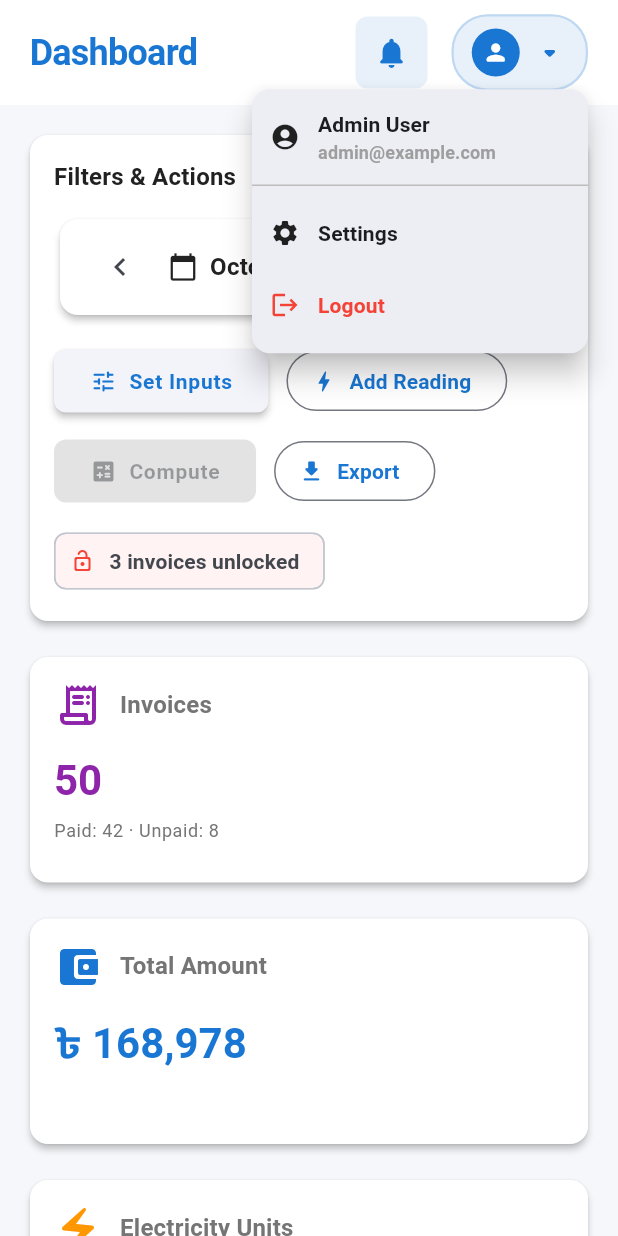
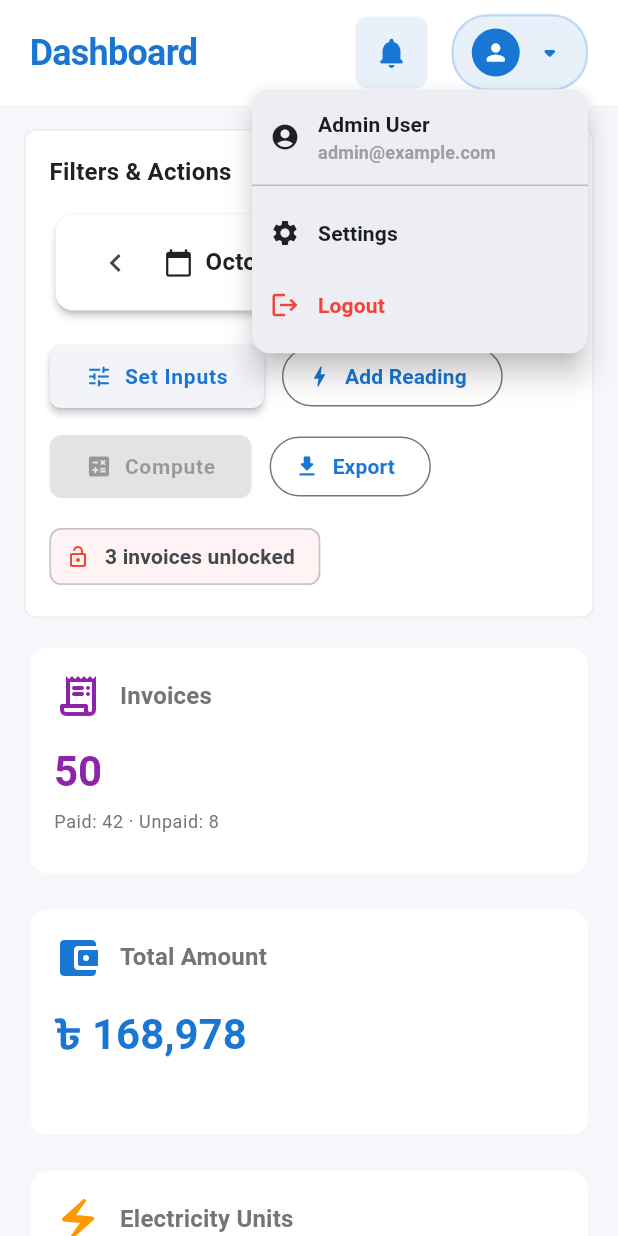
Before and after one commit to Frabbi727/market_management_flutter, a Flutter app: the screen it shows after launch, after a tap on the "person" icon, on a phone screen of 412 x 824 dp. Run offline on Flutter 3.47's test engine with Material 3 defaults, Android fonts, the phone set to English and light mode, and no system bars; our stand-ins replace dio, flutter_riverpod; network calls fail.

Commit message:
update data table ui

```diff
--- a/lib/features/dashboard/ui/dashboard_screen.dart
+++ b/lib/features/dashboard/ui/dashboard_screen.dart
@@ -140,11 +140,13 @@ class _DashboardScreenState extends ConsumerState<DashboardScreen> {
   ) {
     final theme = Theme.of(context);
 
-    return SizedBox(
+    return Container(
       width: double.infinity,
-      child: Card(
-        elevation: 2,
-        child: Padding(
+      decoration: BoxDecoration(
+        color: Colors.white,
+        borderRadius: BorderRadius.circular(8),
+        border: Border.all(color: Colors.grey.withValues(alpha: 0.2)),
+      ),
       padding: const EdgeInsets.all(16.0),
       child: Column(
         crossAxisAlignment: CrossAxisAlignment.start,
@@ -229,8 +231,6 @@ class _DashboardScreenState extends ConsumerState<DashboardScreen> {
             ],
           ),
         ],
-          ),
-        ),
       ),
     );
   }
@@ -328,11 +328,13 @@ class _DashboardScreenState extends ConsumerState<DashboardScreen> {
       ),
     ];
 
-    return SizedBox(
+    return Container(
       width: double.infinity,
-      child: Card(
-        elevation: 2,
-        child: Padding(
+      decoration: BoxDecoration(
+        color: Colors.white,
+        borderRadius: BorderRadius.circular(8),
+        border: Border.all(color: Colors.grey.withValues(alpha: 0.2)),
+      ),
       padding: const EdgeInsets.all(16.0),
       child: Column(
         crossAxisAlignment: CrossAxisAlignment.start,
@@ -365,8 +367,6 @@ class _DashboardScreenState extends ConsumerState<DashboardScreen> {
                 .toList(),
           ),
         ],
-          ),
-        ),
       ),
     );
   }
@@ -407,11 +407,13 @@ class _DashboardScreenState extends ConsumerState<DashboardScreen> {
       ),
     ];
 
-    return SizedBox(
+    return Container(
       width: double.infinity,
-      child: Card(
-        elevation: 2,
-        child: Padding(
+      decoration: BoxDecoration(
+        color: Colors.white,
+        borderRadius: BorderRadius.circular(8),
+        border: Border.all(color: Colors.grey.withValues(alpha: 0.2)),
+      ),
       padding: const EdgeInsets.all(16.0),
       child: Column(
         crossAxisAlignment: CrossAxisAlignment.start,
@@ -479,18 +481,18 @@ class _DashboardScreenState extends ConsumerState<DashboardScreen> {
           ),
         ],
       ),
-        ),
-      ),
     );
   }
 
   Widget _buildInvoicesSection(List<DashboardInvoiceRow> invoices) {
     if (invoices.isEmpty) {
-      return SizedBox(
+      return Container(
         width: double.infinity,
-        child: Card(
-          elevation: 2,
-          child: Padding(
+        decoration: BoxDecoration(
+          color: Colors.white,
+          borderRadius: BorderRadius.circular(8),
+          border: Border.all(color: Colors.grey.withValues(alpha: 0.2)),
+        ),
         padding: const EdgeInsets.all(24.0),
         child: Column(
           crossAxisAlignment: CrossAxisAlignment.start,
@@ -502,8 +504,6 @@ class _DashboardScreenState extends ConsumerState<DashboardScreen> {
             SizedBox(height: 12),
             Text('No invoices available for the selected period.'),
           ],
-            ),
-          ),
         ),
       );
     }
@@ -533,15 +533,10 @@ class _DashboardScreenState extends ConsumerState<DashboardScreen> {
       availableRows.sort();
     }
 
-    return SizedBox(
-      width: double.infinity,
-      child: Card(
-        elevation: 2,
-        child: SingleChildScrollView(
-          padding: const EdgeInsets.all(16.0),
+    return SingleChildScrollView(
       scrollDirection: Axis.horizontal,
       child: SizedBox(
-            width: math.max(MediaQuery.of(context).size.width - 80, 900),
+        width: math.max(MediaQuery.of(context).size.width - 32, 900),
         child: PaginatedDataTable(
           header: const Text('Invoices'),
           rowsPerPage: effectiveRowsPerPage,
@@ -569,40 +564,92 @@ class _DashboardScreenState extends ConsumerState<DashboardScreen> {
           source: dataSource,
         ),
       ),
+    );
+  }
+
+  Widget _buildReadingsPanel(List<DashboardReadingRow> readings) {
+    if (readings.isEmpty) {
+      return Container(
+        width: double.infinity,
+        decoration: BoxDecoration(
+          color: Colors.white,
+          borderRadius: BorderRadius.circular(8),
+          border: Border.all(color: Colors.grey.withValues(alpha: 0.2)),
         ),
+        padding: const EdgeInsets.all(24.0),
+        child: Column(
+          crossAxisAlignment: CrossAxisAlignment.start,
+          children: const [
+            Text(
+              'Readings Status',
+              style: TextStyle(fontSize: 18, fontWeight: FontWeight.w600),
+            ),
+            SizedBox(height: 12),
+            Text('No readings available for the selected period.'),
+          ],
         ),
       );
     }
 
-  Widget _buildReadingsPanel(List<DashboardReadingRow> readings) {
-    return SizedBox(
-      width: double.infinity,
-      child: Card(
-        elevation: 2,
-        child: Padding(
-          padding: const EdgeInsets.all(16.0),
-          child: Column(
-            crossAxisAlignment: CrossAxisAlignment.start,
-            children: [
+    final dataSource = _ReadingsDataSource(
+      readings: readings,
+      decimalFormat: _decimalFormat,
+    );
+
+    return SingleChildScrollView(
+      scrollDirection: Axis.horizontal,
+      child: SizedBox(
+        width: math.max(MediaQuery.of(context).size.width - 32, 800),
+        child: DataTable(
+          headingRowColor: WidgetStateProperty.all(
+            Colors.grey.withValues(alpha: 0.1),
+          ),
+          columns: const [
+            DataColumn(label: Text('Shop Name')),
+            DataColumn(label: Text('Meter Code')),
+            DataColumn(label: Text('Previous')),
+            DataColumn(label: Text('Current')),
+            DataColumn(label: Text('Units')),
+            DataColumn(label: Text('Status')),
+          ],
+          rows: readings
+              .map(
+                (reading) => DataRow(
+                  color: reading.isMissing
+                      ? WidgetStateProperty.all<Color?>(
+                          Colors.red.withValues(alpha: 0.05),
+                        )
+                      : null,
+                  cells: [
+                    DataCell(Text(reading.shopName)),
+                    DataCell(Text(reading.meterCode)),
+                    DataCell(Text(_decimalFormat.format(reading.previous))),
+                    DataCell(
                       Text(
-                'Readings Status',
-                style: Theme.of(
-                  context,
-                ).textTheme.titleMedium?.copyWith(fontWeight: FontWeight.w600),
+                        reading.current == 0
+                            ? '—'
+                            : _decimalFormat.format(reading.current),
                       ),
-              const SizedBox(height: 16),
-              Column(
-                children: readings
-                    .map(
-                      (reading) => _ReadingCard(
-                        reading: reading,
-                        decimalFormat: _decimalFormat,
+                    ),
+                    DataCell(Text(_decimalFormat.format(reading.units))),
+                    DataCell(
+                      Chip(
+                        label: Text(reading.isMissing ? 'Missing' : 'OK'),
+                        backgroundColor: reading.isMissing
+                            ? Colors.red.withValues(alpha: 0.15)
+                            : Colors.teal.withValues(alpha: 0.15),
+                        labelStyle: TextStyle(
+                          color: reading.isMissing
+                              ? Colors.red.shade700
+                              : Colors.teal.shade700,
+                          fontWeight: FontWeight.w600,
+                        ),
+                      ),
+                    ),
+                  ],
                 ),
               )
               .toList(),
-              ),
-            ],
-          ),
         ),
       ),
     );
@@ -647,11 +694,13 @@ class _DashboardScreenState extends ConsumerState<DashboardScreen> {
               )
               .toList();
 
-    return SizedBox(
+    return Container(
       width: double.infinity,
-      child: Card(
-        elevation: 2,
-        child: Padding(
+      decoration: BoxDecoration(
+        color: Colors.white,
+        borderRadius: BorderRadius.circular(8),
+        border: Border.all(color: Colors.grey.withValues(alpha: 0.2)),
+      ),
       padding: const EdgeInsets.all(16.0),
       child: Column(
         crossAxisAlignment: CrossAxisAlignment.start,
@@ -705,8 +754,6 @@ class _DashboardScreenState extends ConsumerState<DashboardScreen> {
             }).toList(),
           ),
         ],
-          ),
-        ),
       ),
     );
   }
@@ -1018,139 +1065,64 @@ class _InvoicesDataSource extends DataTableSource {
   }
 }
 
-class _ReadingCard extends StatelessWidget {
-  const _ReadingCard({required this.reading, required this.decimalFormat});
+class _ReadingsDataSource extends DataTableSource {
+  _ReadingsDataSource({
+    required this.readings,
+    required this.decimalFormat,
+  });
 
-  final DashboardReadingRow reading;
+  final List<DashboardReadingRow> readings;
   final NumberFormat decimalFormat;
 
   @override
-  Widget build(BuildContext context) {
-    final stats = <_ReadingStat>[
-      _ReadingStat(label: 'Meter', value: reading.meterCode),
-      _ReadingStat(
-        label: 'Prev',
-        value: decimalFormat.format(reading.previous),
+  DataRow? getRow(int index) {
+    if (index >= readings.length) {
+      return null;
+    }
+
+    final reading = readings[index];
+
+    return DataRow.byIndex(
+      index: index,
+      color: reading.isMissing
+          ? WidgetStateProperty.all<Color?>(
+              Colors.red.withValues(alpha: 0.08),
+            )
+          : null,
+      cells: [
+        DataCell(Text(reading.shopName)),
+        DataCell(Text(reading.meterCode)),
+        DataCell(Text(decimalFormat.format(reading.previous))),
+        DataCell(
+          Text(
+            reading.current == 0 ? '—' : decimalFormat.format(reading.current),
           ),
-      _ReadingStat(
-        label: 'Current',
-        value: reading.current == 0
-            ? '—'
-            : decimalFormat.format(reading.current),
         ),
-      _ReadingStat(label: 'Units', value: decimalFormat.format(reading.units)),
-    ];
-
-    final statusChip = Chip(
+        DataCell(Text(decimalFormat.format(reading.units))),
+        DataCell(
+          Chip(
             label: Text(reading.isMissing ? 'Missing' : 'OK'),
             backgroundColor: reading.isMissing
                 ? Colors.red.withValues(alpha: 0.15)
                 : Colors.teal.withValues(alpha: 0.15),
             labelStyle: TextStyle(
-        color: reading.isMissing ? Colors.red.shade700 : Colors.teal.shade700,
-        fontWeight: FontWeight.w600,
-      ),
-    );
-
-    return Container(
-      width: double.infinity,
-      margin: const EdgeInsets.only(bottom: 12),
-      padding: const EdgeInsets.all(16),
-      decoration: BoxDecoration(
-        color: Colors.white,
-        borderRadius: BorderRadius.circular(12),
-        border: Border.all(color: Colors.grey.withValues(alpha: 0.12)),
-        boxShadow: [
-          BoxShadow(
-            color: Colors.black.withValues(alpha: 0.03),
-            blurRadius: 12,
-            offset: const Offset(0, 6),
-          ),
-        ],
-      ),
-      child: LayoutBuilder(
-        builder: (context, constraints) {
-          final isCompact = constraints.maxWidth < 640;
-
-          final statsWrap = Wrap(
-            spacing: 16,
-            runSpacing: 12,
-            children: stats
-                .map(
-                  (stat) => SizedBox(
-                    width: isCompact ? constraints.maxWidth : 150,
-                    child: Column(
-                      crossAxisAlignment: CrossAxisAlignment.start,
-                      children: [
-                        Text(
-                          stat.label,
-                          style: Theme.of(context).textTheme.bodySmall
-                              ?.copyWith(color: Colors.grey[600]),
-                        ),
-                        const SizedBox(height: 4),
-                        Text(
-                          stat.value,
-                          style: Theme.of(context).textTheme.titleMedium
-                              ?.copyWith(fontWeight: FontWeight.w600),
-                        ),
-                      ],
-                    ),
-                  ),
-                )
-                .toList(),
-          );
-
-          final header = Row(
-            crossAxisAlignment: CrossAxisAlignment.start,
-            children: [
-              Expanded(
-                child: Column(
-                  crossAxisAlignment: CrossAxisAlignment.start,
-                  children: [
-                    Text(
-                      reading.shopName,
-                      style: Theme.of(context).textTheme.titleMedium?.copyWith(
+              color: reading.isMissing
+                  ? Colors.red.shade700
+                  : Colors.teal.shade700,
               fontWeight: FontWeight.w600,
             ),
           ),
-                    const SizedBox(height: 6),
-                    Text(
-                      'Meter ${reading.meterCode}',
-                      style: Theme.of(
-                        context,
-                      ).textTheme.bodySmall?.copyWith(color: Colors.grey[600]),
         ),
       ],
-                ),
-              ),
-              statusChip,
-            ],
-          );
-
-          if (isCompact) {
-            return Column(
-              crossAxisAlignment: CrossAxisAlignment.start,
-              children: [header, const SizedBox(height: 12), statsWrap],
     );
   }
 
-          return Row(
-            crossAxisAlignment: CrossAxisAlignment.start,
-            children: [
-              Expanded(child: header),
-              const SizedBox(width: 24),
-              Expanded(child: statsWrap),
-            ],
-          );
-        },
-      ),
-    );
+  @override
+  bool get isRowCountApproximate => false;
+
+  @override
+  int get rowCount => readings.length;
+
+  @override
+  int get selectedRowCount => 0;
 }
-}
-
-class _ReadingStat {
-  final String label;
-  final String value;
-
-  const _ReadingStat({required this.label, required this.value});
-}
--- a/lib/shared/widgets/kpi_card.dart
+++ b/lib/shared/widgets/kpi_card.dart
@@ -19,7 +19,7 @@ class KpiCard extends StatelessWidget {
   @override
   Widget build(BuildContext context) {
     return Card(
-      elevation: 2,
+      elevation: 0,
       child: Padding(
         padding: const EdgeInsets.all(16.0),
         child: Column(
```
Lines whose indentation alone changed are shown as unchanged.
